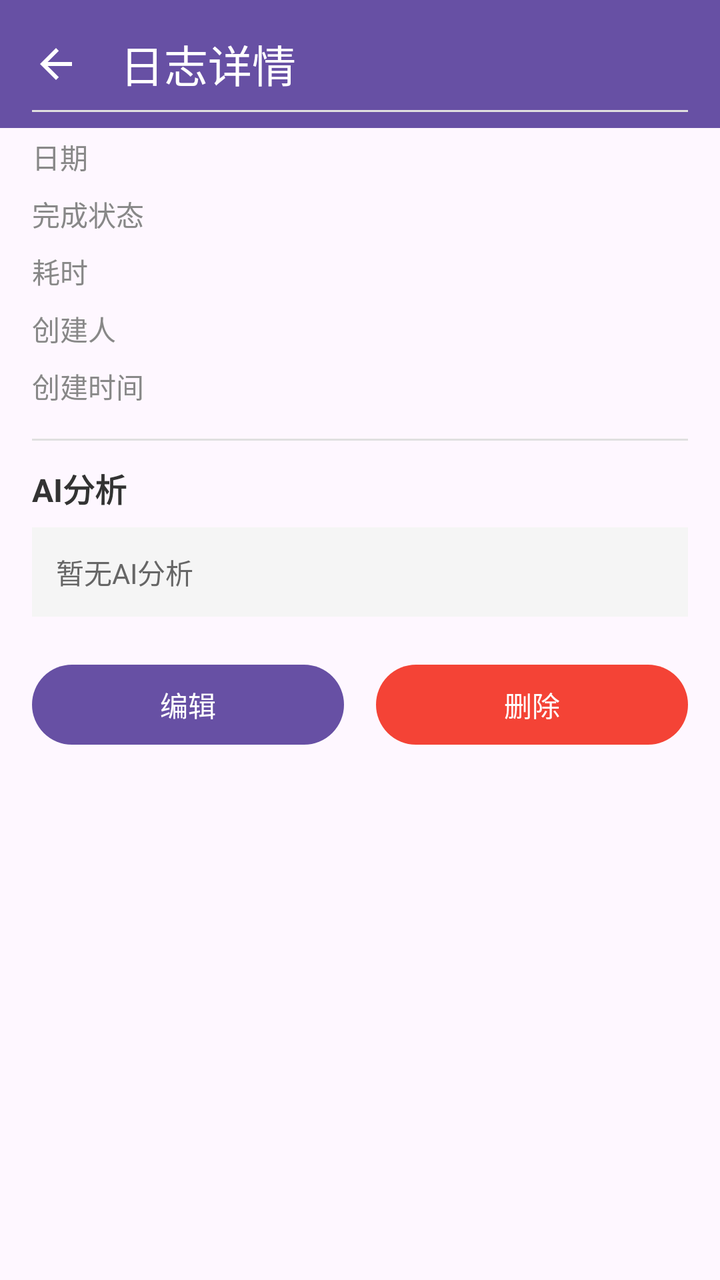
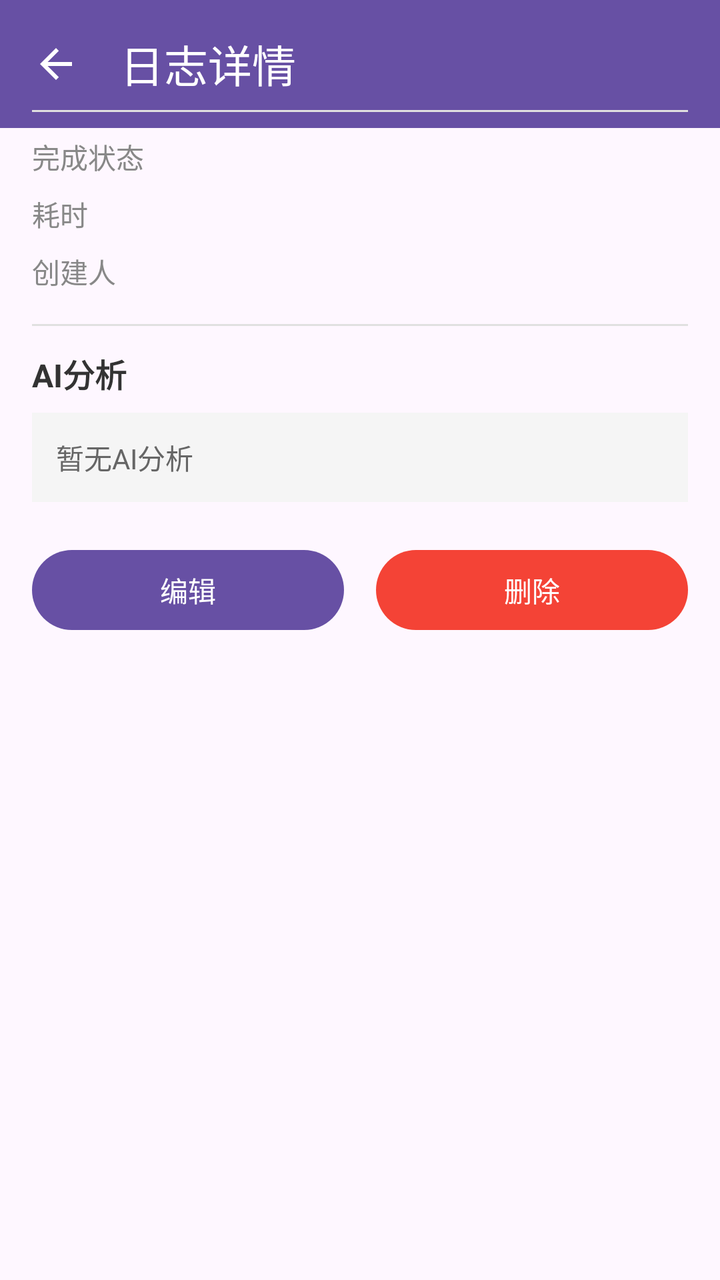

Compare the two renders of this Android layout. The source of the first and the diff that turns it into the second are given below.
<!-- AndroidManifest.xml: application theme Theme.Project_Pandora -->
<!-- res/layout/activity_log_detail.xml -->
<?xml version="1.0" encoding="utf-8"?>
<layout xmlns:android="http://schemas.android.com/apk/res/android"
    xmlns:app="http://schemas.android.com/apk/res-auto">

    <data>

    </data>

    <androidx.coordinatorlayout.widget.CoordinatorLayout
        android:layout_width="match_parent"
        android:layout_height="match_parent">

        <com.google.android.material.appbar.MaterialToolbar
            android:id="@+id/toolbar"
            android:layout_width="match_parent"
            android:layout_height="wrap_content"
            android:background="?attr/colorPrimary"
            app:title="日志详情"
            app:titleTextColor="@android:color/white"
            app:navigationIcon="@drawable/ic_back" />

        <ScrollView
            android:layout_width="match_parent"
            android:layout_height="match_parent"
            android:fillViewport="true"
            app:layout_behavior="@string/appbar_scrolling_view_behavior">

            <LinearLayout
                android:layout_width="match_parent"
                android:layout_height="wrap_content"
                android:orientation="vertical"
                android:padding="16dp">

                <ProgressBar
                    android:id="@+id/progressBar"
                    android:layout_width="wrap_content"
                    android:layout_height="wrap_content"
                    android:layout_gravity="center"
                    android:visibility="gone" />

                <TextView
                    android:id="@+id/textWorkItem"
                    android:layout_width="match_parent"
                    android:layout_height="wrap_content"
                    android:textSize="20sp"
                    android:textStyle="bold"
                    android:textColor="#333333"
                    android:layout_marginBottom="12dp" />

                <View
                    android:layout_width="match_parent"
                    android:layout_height="1dp"
                    android:background="#E0E0E0"
                    android:layout_marginBottom="12dp" />

                <LinearLayout
                    android:layout_width="match_parent"
                    android:layout_height="wrap_content"
                    android:orientation="horizontal"
                    android:layout_marginBottom="8dp">

                    <TextView
                        android:layout_width="100dp"
                        android:layout_height="wrap_content"
                        android:text="日期"
                        android:textSize="14sp"
                        android:textColor="#888888" />

                    <TextView
                        android:id="@+id/textDate"
                        android:layout_width="0dp"
                        android:layout_height="wrap_content"
                        android:layout_weight="1"
                        android:textSize="14sp"
                        android:textColor="#333333" />
                </LinearLayout>

                <LinearLayout
                    android:layout_width="match_parent"
                    android:layout_height="wrap_content"
                    android:orientation="horizontal"
                    android:layout_marginBottom="8dp">

                    <TextView
                        android:layout_width="100dp"
                        android:layout_height="wrap_content"
                        android:text="完成状态"
                        android:textSize="14sp"
                        android:textColor="#888888" />

                    <TextView
                        android:id="@+id/textStatus"
                        android:layout_width="0dp"
                        android:layout_height="wrap_content"
                        android:layout_weight="1"
                        android:textSize="14sp"
                        android:textColor="#333333" />
                </LinearLayout>

                <LinearLayout
                    android:layout_width="match_parent"
                    android:layout_height="wrap_content"
                    android:orientation="horizontal"
                    android:layout_marginBottom="8dp">

                    <TextView
                        android:layout_width="100dp"
                        android:layout_height="wrap_content"
                        android:text="耗时"
                        android:textSize="14sp"
                        android:textColor="#888888" />

                    <TextView
                        android:id="@+id/textTimeCost"
                        android:layout_width="0dp"
                        android:layout_height="wrap_content"
                        android:layout_weight="1"
                        android:textSize="14sp"
                        android:textColor="#333333" />
                </LinearLayout>

                <LinearLayout
                    android:layout_width="match_parent"
                    android:layout_height="wrap_content"
                    android:orientation="horizontal"
                    android:layout_marginBottom="8dp">

                    <TextView
                        android:layout_width="100dp"
                        android:layout_height="wrap_content"
                        android:text="创建人"
                        android:textSize="14sp"
                        android:textColor="#888888" />

                    <TextView
                        android:id="@+id/textUsername"
                        android:layout_width="0dp"
                        android:layout_height="wrap_content"
                        android:layout_weight="1"
                        android:textSize="14sp"
                        android:textColor="#333333" />
                </LinearLayout>

                <LinearLayout
                    android:layout_width="match_parent"
                    android:layout_height="wrap_content"
                    android:orientation="horizontal"
                    android:layout_marginBottom="8dp">

                    <TextView
                        android:layout_width="100dp"
                        android:layout_height="wrap_content"
                        android:text="创建时间"
                        android:textSize="14sp"
                        android:textColor="#888888" />

                    <TextView
                        android:id="@+id/textCreatedAt"
                        android:layout_width="0dp"
                        android:layout_height="wrap_content"
                        android:layout_weight="1"
                        android:textSize="14sp"
                        android:textColor="#333333" />
                </LinearLayout>

                <View
                    android:layout_width="match_parent"
                    android:layout_height="1dp"
                    android:background="#E0E0E0"
                    android:layout_marginTop="8dp"
                    android:layout_marginBottom="12dp" />

                <TextView
                    android:layout_width="match_parent"
                    android:layout_height="wrap_content"
                    android:text="AI分析"
                    android:textSize="16sp"
                    android:textStyle="bold"
                    android:textColor="#333333"
                    android:layout_marginBottom="8dp" />

                <TextView
                    android:id="@+id/textAiAnalysis"
                    android:layout_width="match_parent"
                    android:layout_height="wrap_content"
                    android:textSize="14sp"
                    android:textColor="#666666"
                    android:lineSpacingExtra="4dp"
                    android:background="#F5F5F5"
                    android:padding="12dp"
                    android:text="暂无AI分析" />

                <LinearLayout
                    android:layout_width="match_parent"
                    android:layout_height="wrap_content"
                    android:orientation="horizontal"
                    android:layout_marginTop="20dp"
                    android:gravity="center">

                    <com.google.android.material.button.MaterialButton
                        android:id="@+id/btnEdit"
                        android:layout_width="0dp"
                        android:layout_height="wrap_content"
                        android:layout_weight="1"
                        android:layout_marginEnd="8dp"
                        android:text="编辑" />

                    <com.google.android.material.button.MaterialButton
                        android:id="@+id/btnDelete"
                        android:layout_width="0dp"
                        android:layout_height="wrap_content"
                        android:layout_weight="1"
                        android:layout_marginStart="8dp"
                        android:text="删除"
                        app:backgroundTint="#F44336" />

                </LinearLayout>

            </LinearLayout>
        </ScrollView>
    </androidx.coordinatorlayout.widget.CoordinatorLayout>
</layout>
<!-- resources referenced by this layout -->
<resources>
  <!-- drawable ic_back (drawable) -->
  <vector xmlns:android="http://schemas.android.com/apk/res/android"
      android:width="24dp"
      android:height="24dp"
      android:viewportWidth="24"
      android:viewportHeight="24"
      android:tint="?attr/colorOnPrimary">
      <path
          android:fillColor="@android:color/white"
          android:pathData="M20,11H7.83l5.59,-5.59L12,4l-8,8 8,8 1.41,-1.41L7.83,13H20v-2z" />
  </vector>
  <style name="Theme.Project_Pandora" parent="Base.Theme.Project_Pandora" />
  <style name="Base.Theme.Project_Pandora" parent="Theme.Material3.DayNight.NoActionBar">
          
          
      </style>
</resources>

<!-- the commit's change to res/layout/activity_log_detail.xml (unified diff, before → after) -->
@@ -62,28 +62,7 @@
                     <TextView
                         android:layout_width="100dp"
                         android:layout_height="wrap_content"
-                        android:text="日期"
-                        android:textSize="14sp"
-                        android:textColor="#888888" />
 
-                    <TextView
-                        android:id="@+id/textDate"
-                        android:layout_width="0dp"
-                        android:layout_height="wrap_content"
-                        android:layout_weight="1"
-                        android:textSize="14sp"
-                        android:textColor="#333333" />
-                </LinearLayout>
-
-                <LinearLayout
-                    android:layout_width="match_parent"
-                    android:layout_height="wrap_content"
-                    android:orientation="horizontal"
-                    android:layout_marginBottom="8dp">
-
-                    <TextView
-                        android:layout_width="100dp"
-                        android:layout_height="wrap_content"
                         android:text="完成状态"
                         android:textSize="14sp"
                         android:textColor="#888888" />
@@ -141,27 +120,6 @@
                         android:textColor="#333333" />
                 </LinearLayout>
 
-                <LinearLayout
-                    android:layout_width="match_parent"
-                    android:layout_height="wrap_content"
-                    android:orientation="horizontal"
-                    android:layout_marginBottom="8dp">
-
-                    <TextView
-                        android:layout_width="100dp"
-                        android:layout_height="wrap_content"
-                        android:text="创建时间"
-                        android:textSize="14sp"
-                        android:textColor="#888888" />
-
-                    <TextView
-                        android:id="@+id/textCreatedAt"
-                        android:layout_width="0dp"
-                        android:layout_height="wrap_content"
-                        android:layout_weight="1"
-                        android:textSize="14sp"
-                        android:textColor="#333333" />
-                </LinearLayout>
 
                 <View
                     android:layout_width="match_parent"
